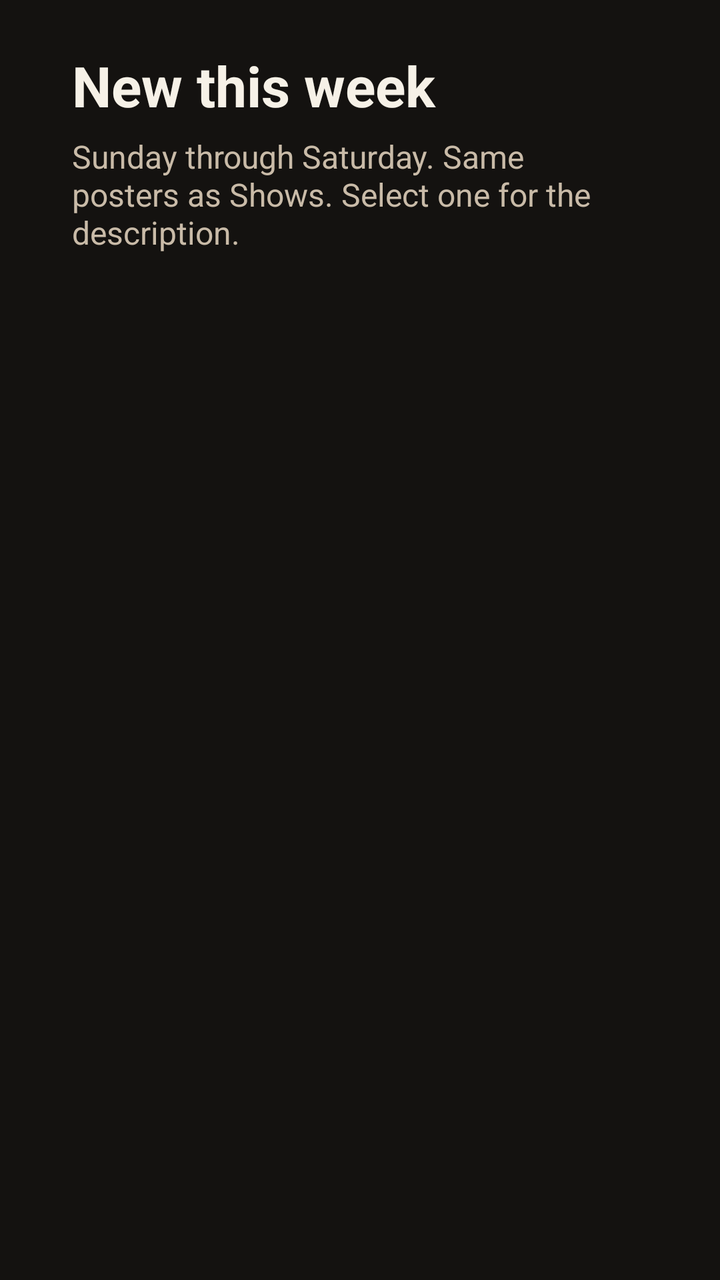
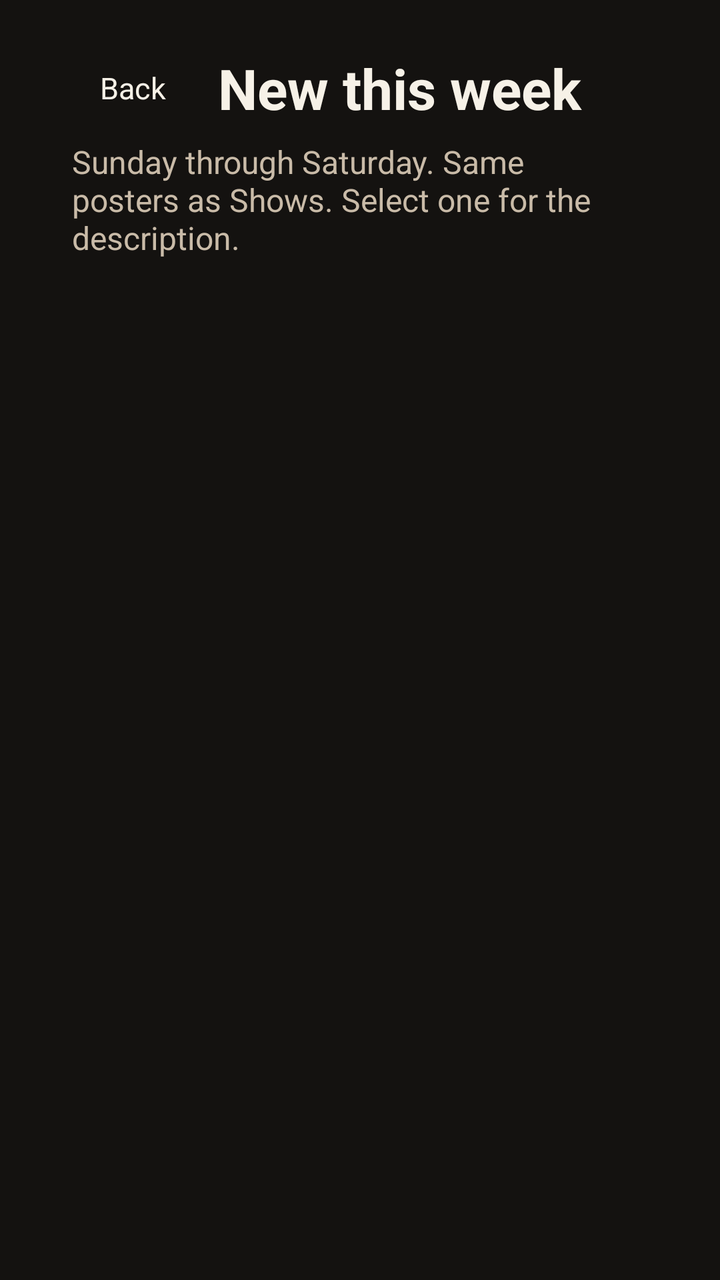

An Android layout rendered at two revisions. The XML below is the earlier revision; the diff shows what the commit changed to produce the second picture.
<!-- AndroidManifest.xml: application theme Theme.OlympusIptv -->
<!-- res/layout/activity_fresh.xml -->
<?xml version="1.0" encoding="utf-8"?>
<FrameLayout xmlns:android="http://schemas.android.com/apk/res/android"
    android:layout_width="match_parent"
    android:layout_height="match_parent"
    android:background="@color/bg">

    <LinearLayout
        android:id="@+id/freshMain"
        android:layout_width="match_parent"
        android:layout_height="match_parent"
        android:orientation="vertical"
        android:paddingHorizontal="36dp"
        android:paddingTop="24dp"
        android:paddingBottom="16dp">

        <TextView
            android:layout_width="match_parent"
            android:layout_height="wrap_content"
            android:text="@string/fresh_title"
            android:textColor="@color/text_primary"
            android:textSize="28sp"
            android:textStyle="bold" />

        <TextView
            android:layout_width="match_parent"
            android:layout_height="wrap_content"
            android:layout_marginTop="6dp"
            android:text="@string/fresh_subtitle"
            android:textColor="@color/text_secondary"
            android:textSize="16sp" />

        <TextView
            android:id="@+id/freshStatus"
            android:layout_width="match_parent"
            android:layout_height="wrap_content"
            android:layout_marginTop="18dp"
            android:textColor="@color/text_secondary"
            android:textSize="16sp"
            android:visibility="gone" />

        <androidx.recyclerview.widget.RecyclerView
            android:id="@+id/freshList"
            android:layout_width="match_parent"
            android:layout_height="0dp"
            android:layout_marginTop="12dp"
            android:layout_weight="1"
            android:clipToPadding="false"
            android:descendantFocusability="afterDescendants" />
    </LinearLayout>

    <LinearLayout
        android:id="@+id/freshDetail"
        android:layout_width="match_parent"
        android:layout_height="match_parent"
        android:background="@color/bg"
        android:orientation="vertical"
        android:paddingHorizontal="36dp"
        android:paddingTop="24dp"
        android:paddingBottom="16dp"
        android:visibility="gone">

        <LinearLayout
            android:layout_width="match_parent"
            android:layout_height="wrap_content"
            android:gravity="top"
            android:orientation="horizontal">

            <ImageView
                android:id="@+id/detailLogo"
                android:layout_width="160dp"
                android:layout_height="230dp"
                android:contentDescription="@null"
                android:scaleType="fitCenter"
                android:src="@drawable/ic_channel_placeholder" />

            <LinearLayout
                android:layout_width="0dp"
                android:layout_height="wrap_content"
                android:layout_marginStart="24dp"
                android:layout_weight="1"
                android:orientation="vertical">

                <TextView
                    android:id="@+id/detailService"
                    android:layout_width="match_parent"
                    android:layout_height="wrap_content"
                    android:textColor="@color/accent"
                    android:textSize="16sp" />

                <TextView
                    android:id="@+id/detailName"
                    android:layout_width="match_parent"
                    android:layout_height="wrap_content"
                    android:layout_marginTop="6dp"
                    android:textColor="@color/text_primary"
                    android:textSize="26sp"
                    android:textStyle="bold" />

                <ScrollView
                    android:id="@+id/detailScroll"
                    android:layout_width="match_parent"
                    android:layout_height="120dp"
                    android:layout_marginTop="10dp"
                    android:focusable="false"
                    android:focusableInTouchMode="false">

                    <TextView
                        android:id="@+id/detailBody"
                        android:layout_width="match_parent"
                        android:layout_height="wrap_content"
                        android:focusable="false"
                        android:textColor="@color/text_secondary"
                        android:textSize="16sp" />
                </ScrollView>

                <TextView
                    android:id="@+id/detailPlay"
                    android:layout_width="wrap_content"
                    android:layout_height="48dp"
                    android:layout_marginTop="12dp"
                    android:background="@drawable/bg_button"
                    android:clickable="true"
                    android:focusable="true"
                    android:focusableInTouchMode="true"
                    android:gravity="center"
                    android:paddingHorizontal="24dp"
                    android:text="@string/fresh_play"
                    android:textColor="@color/bg"
                    android:textSize="17sp" />
            </LinearLayout>
        </LinearLayout>

        <LinearLayout
            android:id="@+id/detailSeriesPane"
            android:layout_width="match_parent"
            android:layout_height="0dp"
            android:layout_marginTop="14dp"
            android:layout_weight="1"
            android:orientation="vertical"
            android:visibility="gone">

            <TextView
                android:layout_width="match_parent"
                android:layout_height="wrap_content"
                android:text="@string/seasons_label"
                android:textAllCaps="true"
                android:textColor="@color/text_secondary"
                android:textSize="12sp"
                android:textStyle="bold" />

            <androidx.recyclerview.widget.RecyclerView
                android:id="@+id/detailSeasonList"
                android:layout_width="match_parent"
                android:layout_height="wrap_content"
                android:layout_marginTop="8dp"
                android:clipToPadding="false"
                android:descendantFocusability="afterDescendants"
                android:minHeight="52dp"
                android:nextFocusDown="@id/detailEpisodeList" />

            <TextView
                android:id="@+id/detailEpisodeStatus"
                android:layout_width="match_parent"
                android:layout_height="wrap_content"
                android:layout_marginTop="10dp"
                android:focusable="false"
                android:textColor="@color/text_secondary"
                android:textSize="15sp"
                android:visibility="gone" />

            <androidx.recyclerview.widget.RecyclerView
                android:id="@+id/detailEpisodeList"
                android:layout_width="match_parent"
                android:layout_height="0dp"
                android:layout_marginTop="8dp"
                android:layout_weight="1"
                android:clipToPadding="false"
                android:descendantFocusability="afterDescendants"
                android:nextFocusUp="@id/detailSeasonList" />
        </LinearLayout>
    </LinearLayout>
</FrameLayout>
<!-- resources referenced by this layout -->
<resources>
  <color name="accent">#E2A15A</color>
  <color name="bg">#141210</color>
  <color name="text_primary">#F6F1E7</color>
  <color name="text_secondary">#C9BBA8</color>
  <!-- drawable bg_button (drawable) -->
  <?xml version="1.0" encoding="utf-8"?>
  <selector xmlns:android="http://schemas.android.com/apk/res/android">
      <item android:state_focused="true">
          <shape>
              <solid android:color="@color/focus" />
              <corners android:radius="8dp" />
          </shape>
      </item>
      <item android:state_pressed="true">
          <shape>
              <solid android:color="@color/accent_dim" />
              <corners android:radius="8dp" />
          </shape>
      </item>
      <item>
          <shape>
              <solid android:color="@color/accent" />
              <corners android:radius="8dp" />
          </shape>
      </item>
  </selector>
  <!-- drawable ic_channel_placeholder (drawable) -->
  <?xml version="1.0" encoding="utf-8"?>
  <vector xmlns:android="http://schemas.android.com/apk/res/android"
      android:width="48dp"
      android:height="48dp"
      android:viewportWidth="48"
      android:viewportHeight="48">
      <path
          android:fillColor="#433B31"
          android:pathData="M4,8h40c2.2,0 4,1.8 4,4v24c0,2.2 -1.8,4 -4,4h-40c-2.2,0 -4,-1.8 -4,-4v-24c0,-2.2 1.8,-4 4,-4z" />
      <path
          android:fillColor="#E2A15A"
          android:pathData="M18,16l16,8 -16,8z" />
  </vector>
  <string name="fresh_play">Play</string>
  <string name="fresh_subtitle">Sunday through Saturday. Same posters as Shows. Select one for the description.</string>
  <string name="fresh_title">New this week</string>
  <string name="seasons_label">Seasons</string>
  <style name="Theme.OlympusIptv" parent="Theme.AppCompat.NoActionBar">
          <item name="android:windowBackground">@color/bg</item>
          <item name="android:colorBackground">@color/bg</item>
          <item name="android:textColorPrimary">@color/text_primary</item>
          <item name="android:textColorSecondary">@color/text_secondary</item>
          <item name="colorPrimary">@color/accent</item>
          <item name="colorAccent">@color/accent</item>
          <item name="android:statusBarColor">@color/bg</item>
          <item name="android:navigationBarColor">@color/bg</item>
          <item name="android:windowFullscreen">true</item>
      </style>
  <color name="focus">#F0C48A</color>
  <color name="accent_dim">#B07A38</color>
</resources>

<!-- the commit's change to res/layout/activity_fresh.xml (unified diff, before → after) -->
@@ -13,13 +13,35 @@
         android:paddingTop="24dp"
         android:paddingBottom="16dp">
 
-        <TextView
-            android:layout_width="match_parent"
-            android:layout_height="wrap_content"
-            android:text="@string/fresh_title"
-            android:textColor="@color/text_primary"
-            android:textSize="28sp"
-            android:textStyle="bold" />
+        <LinearLayout
+            android:layout_width="match_parent"
+            android:layout_height="wrap_content"
+            android:gravity="center_vertical"
+            android:orientation="horizontal">
+
+            <TextView
+                android:id="@+id/btnBack"
+                android:layout_width="wrap_content"
+                android:layout_height="40dp"
+                android:background="@drawable/bg_nav"
+                android:clickable="true"
+                android:focusable="true"
+                android:gravity="center"
+                android:paddingHorizontal="14dp"
+                android:text="@string/mobile_back"
+                android:textColor="@color/text_primary"
+                android:textSize="15sp" />
+
+            <TextView
+                android:layout_width="0dp"
+                android:layout_height="wrap_content"
+                android:layout_marginStart="12dp"
+                android:layout_weight="1"
+                android:text="@string/fresh_title"
+                android:textColor="@color/text_primary"
+                android:textSize="28sp"
+                android:textStyle="bold" />
+        </LinearLayout>
 
         <TextView
             android:layout_width="match_parent"
@@ -58,6 +80,20 @@
         android:paddingTop="24dp"
         android:paddingBottom="16dp"
         android:visibility="gone">
+
+        <TextView
+            android:id="@+id/detailBack"
+            android:layout_width="wrap_content"
+            android:layout_height="40dp"
+            android:layout_marginBottom="12dp"
+            android:background="@drawable/bg_nav"
+            android:clickable="true"
+            android:focusable="true"
+            android:gravity="center"
+            android:paddingHorizontal="14dp"
+            android:text="@string/mobile_back"
+            android:textColor="@color/text_primary"
+            android:textSize="15sp" />
 
         <LinearLayout
             android:layout_width="match_parent"
<!-- resource entries referenced after the edit -->
@@ -26,6 +26,29 @@
           </shape>
       </item>
   </selector>
+  <!-- drawable bg_nav (drawable) -->
+  <?xml version="1.0" encoding="utf-8"?>
+  <selector xmlns:android="http://schemas.android.com/apk/res/android">
+      <item android:state_focused="true">
+          <shape>
+              <solid android:color="@color/text_primary" />
+              <corners android:radius="12dp" />
+          </shape>
+      </item>
+      <item android:state_selected="true">
+          <shape>
+              <solid android:color="@color/bg_elevated" />
+              <corners android:radius="12dp" />
+              <stroke android:width="2dp" android:color="@color/accent" />
+          </shape>
+      </item>
+      <item>
+          <shape>
+              <solid android:color="@android:color/transparent" />
+              <corners android:radius="12dp" />
+          </shape>
+      </item>
+  </selector>
   <!-- drawable ic_channel_placeholder (drawable) -->
   <?xml version="1.0" encoding="utf-8"?>
   <vector xmlns:android="http://schemas.android.com/apk/res/android"
@@ -43,6 +66,7 @@
   <string name="fresh_play">Play</string>
   <string name="fresh_subtitle">Sunday through Saturday. Same posters as Shows. Select one for the description.</string>
   <string name="fresh_title">New this week</string>
+  <string name="mobile_back">Back</string>
   <string name="seasons_label">Seasons</string>
   <style name="Theme.OlympusIptv" parent="Theme.AppCompat.NoActionBar">
           <item name="android:windowBackground">@color/bg</item>
@@ -57,5 +81,6 @@
       </style>
   <color name="focus">#F0C48A</color>
   <color name="accent_dim">#B07A38</color>
+  <color name="bg_elevated">#221F1A</color>
 </resources>
 
